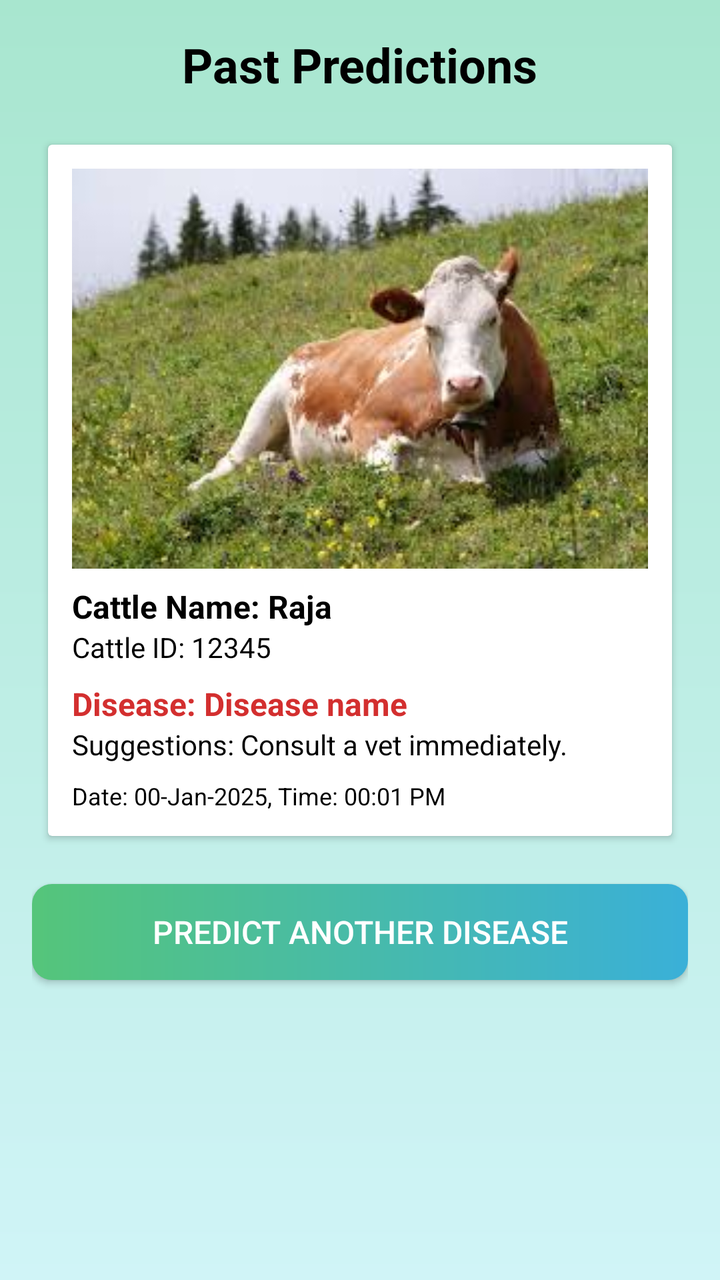
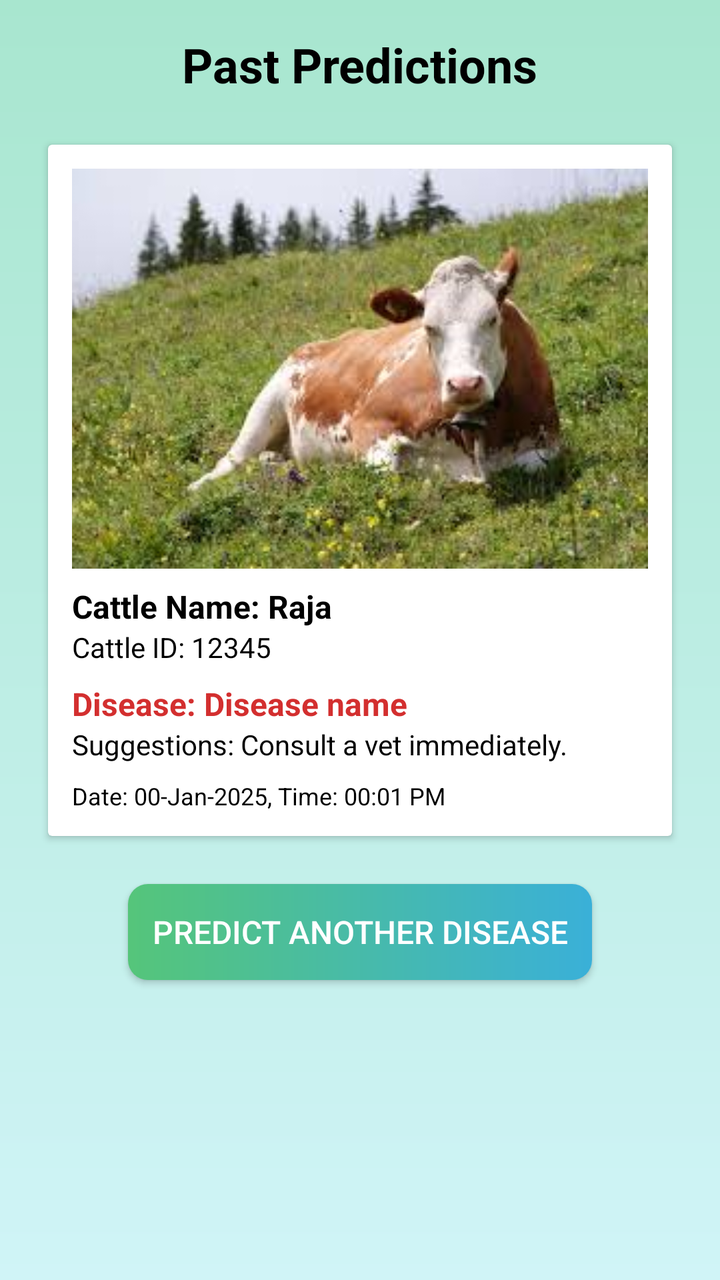

Compare the two renders of this Android layout. The source of the first and the diff that turns it into the second are given below.
<!-- AndroidManifest.xml: application theme Theme.AppCompat.Light.NoActionBar -->
<!-- res/layout/activity_past_prediction.xml -->
<LinearLayout xmlns:android="http://schemas.android.com/apk/res/android"
    xmlns:app="http://schemas.android.com/apk/res-auto"
    android:layout_width="match_parent"
    android:layout_height="match_parent"
    android:orientation="vertical"
    android:padding="16dp"
    android:background="@drawable/gradient_background">


    <TextView
        android:id="@+id/pastPredictionsTitle"
        android:layout_width="wrap_content"
        android:layout_height="wrap_content"
        android:layout_gravity="center_horizontal"
        android:text="Past Predictions"
        android:textColor="#000000"
        android:textSize="24sp"
        android:textStyle="bold"
        android:paddingBottom="16dp" />


    <androidx.cardview.widget.CardView
        android:layout_width="match_parent"
        android:layout_height="wrap_content"
        android:layout_margin="8dp"
        >

        <LinearLayout
            android:layout_width="match_parent"
            android:layout_height="wrap_content"
            android:orientation="vertical"
            android:padding="12dp">


            <ImageView
                android:id="@+id/cattleImage"
                android:layout_width="match_parent"
                android:layout_height="200dp"
                android:scaleType="centerCrop"
                android:src="@drawable/sample_cattle_image" />

            <TextView
                android:id="@+id/cattleName"
                android:layout_width="wrap_content"
                android:layout_height="wrap_content"
                android:layout_marginTop="8dp"
                android:text="Cattle Name: Raja"
                android:textSize="16sp"
                android:textStyle="bold"
                android:textColor="#000000" />

            <TextView
                android:id="@+id/cattleId"
                android:layout_width="wrap_content"
                android:layout_height="wrap_content"
                android:text="Cattle ID: 12345"
                android:textSize="14sp"
                android:textColor="@color/black" />


            <TextView
                android:id="@+id/diseaseName"
                android:layout_width="wrap_content"
                android:layout_height="wrap_content"
                android:text="Disease: Disease name"
                android:textSize="16sp"
                android:textStyle="bold"
                android:textColor="#D32F2F"
                android:layout_marginTop="8dp" />


            <TextView
                android:id="@+id/suggestions"
                android:layout_width="wrap_content"
                android:layout_height="wrap_content"
                android:text="Suggestions: Consult a vet immediately."
                android:textSize="14sp"
                android:textColor="@color/black"
                android:layout_marginBottom="8dp" />


            <TextView
                android:id="@+id/predictionDateTime"
                android:layout_width="wrap_content"
                android:layout_height="wrap_content"
                android:text="Date: 00-Jan-2025, Time: 00:01 PM"
                android:textSize="12sp"
                android:textColor="@color/black" />
        </LinearLayout>
    </androidx.cardview.widget.CardView>


    <Button
        android:id="@+id/predictAnotherDiseaseButton"
        android:layout_width="match_parent"
        android:layout_height="wrap_content"
        android:layout_marginTop="16dp"
        android:text="Predict Another Disease"
        android:background="@drawable/button_background"
        android:textSize="16sp"
        android:textColor="@android:color/white"
        android:padding="12dp" />
</LinearLayout>
<!-- resources referenced by this layout -->
<resources>
  <color name="black">#FF000000</color>
  <!-- drawable button_background (drawable) -->
  <?xml version="1.0" encoding="utf-8"?>
  <shape xmlns:android="http://schemas.android.com/apk/res/android">
      <gradient
          android:startColor="#55C57A"
          android:endColor="#3AB0D8"
          android:angle="0">
  
      </gradient>
      
      <corners android:radius="10dp" /> 
  </shape>
  <!-- drawable gradient_background (drawable) -->
  <?xml version="1.0" encoding="utf-8"?>
  <shape xmlns:android="http://schemas.android.com/apk/res/android">
  <gradient
      android:type="linear"
      android:startColor="#A8E6CF"
      android:endColor="#D0F4F7"
  
      android:angle="40"/>
      <gradient/>
  </shape>
  <!-- drawable sample_cattle_image: jpeg bitmap (drawable, 12638 bytes) -->
</resources>

<!-- the commit's change to res/layout/activity_past_prediction.xml (unified diff, before → after) -->
@@ -92,8 +92,9 @@
 
     <Button
         android:id="@+id/predictAnotherDiseaseButton"
-        android:layout_width="match_parent"
+        android:layout_width="wrap_content"
         android:layout_height="wrap_content"
+        android:layout_gravity="center"
         android:layout_marginTop="16dp"
         android:text="Predict Another Disease"
         android:background="@drawable/button_background"
